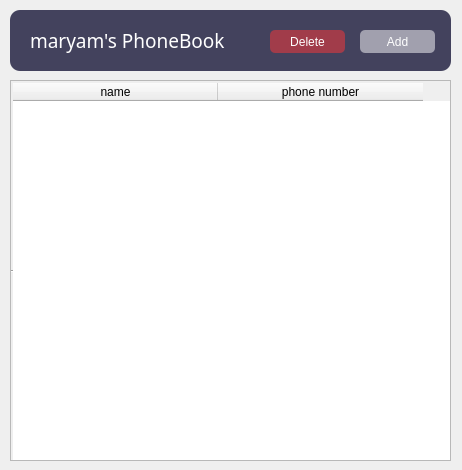
The window that form.ui (MaryamBoneh/Phonebook) describes before a commit, drawn with Qt 5.
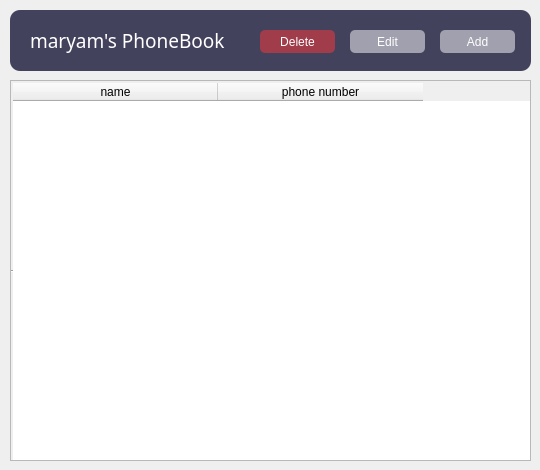
The same window after the commit.

Diff of the .ui file:
```diff
--- a/form.ui
+++ b/form.ui
@@ -6,7 +6,7 @@
    <rect>
     <x>0</x>
     <y>0</y>
-    <width>462</width>
+    <width>540</width>
     <height>470</height>
    </rect>
   </property>
@@ -18,7 +18,7 @@
     <rect>
      <x>10</x>
      <y>80</y>
-     <width>441</width>
+     <width>521</width>
      <height>381</height>
     </rect>
    </property>
@@ -30,7 +30,7 @@
      <rect>
       <x>0</x>
       <y>0</y>
-      <width>439</width>
+      <width>519</width>
       <height>379</height>
      </rect>
     </property>
@@ -39,7 +39,7 @@
       <rect>
        <x>0</x>
        <y>0</y>
-       <width>441</width>
+       <width>521</width>
        <height>381</height>
       </rect>
      </property>
@@ -106,7 +106,7 @@
     <rect>
      <x>10</x>
      <y>10</y>
-     <width>441</width>
+     <width>521</width>
      <height>61</height>
     </rect>
    </property>
@@ -141,7 +141,7 @@
   <widget class="QPushButton" name="add_btn">
    <property name="geometry">
     <rect>
-     <x>360</x>
+     <x>440</x>
      <y>30</y>
      <width>75</width>
      <height>23</height>
@@ -160,7 +160,7 @@
   <widget class="QPushButton" name="del_btn">
    <property name="geometry">
     <rect>
-     <x>270</x>
+     <x>260</x>
      <y>30</y>
      <width>75</width>
      <height>23</height>
@@ -176,6 +176,25 @@
     <string>Delete</string>
    </property>
   </widget>
+  <widget class="QPushButton" name="edit_btn">
+   <property name="geometry">
+    <rect>
+     <x>350</x>
+     <y>30</y>
+     <width>75</width>
+     <height>23</height>
+    </rect>
+   </property>
+   <property name="cursor">
+    <cursorShape>PointingHandCursor</cursorShape>
+   </property>
+   <property name="styleSheet">
+    <string notr="true">background-color: rgba(255,255,255,0.5); border-radius: 5px; color: white;</string>
+   </property>
+   <property name="text">
+    <string>Edit</string>
+   </property>
+  </widget>
  </widget>
  <resources/>
  <connections/>
```
